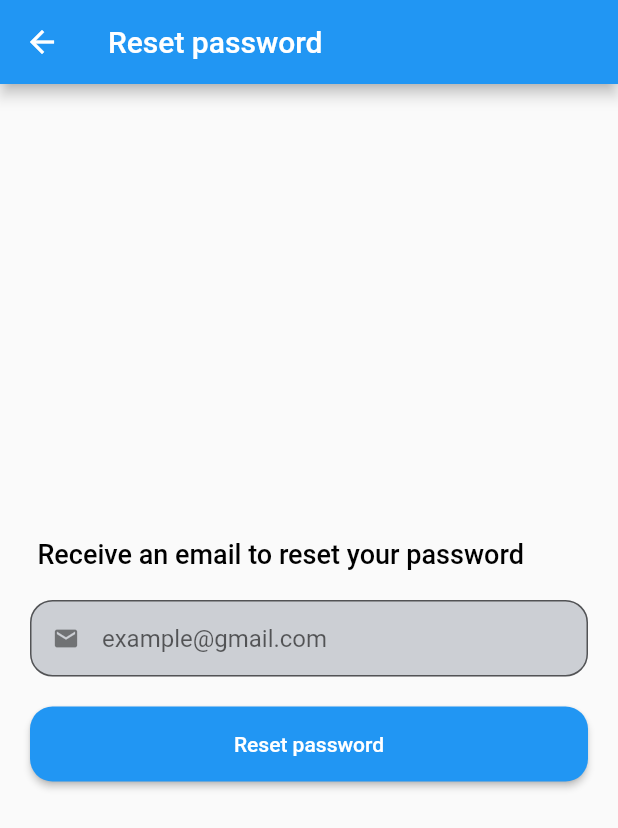
After one commit to yeslyamr/food-app, a Flutter app: the screen it shows after launch, after a tap on "Forgot password?", on a phone screen of 412 x 824 dp. The commit adds this screen. Shown: the top 828 px of the screen. Run offline on Flutter 3.47's test engine with Material 2 defaults, Android fonts, the phone set to English and light mode, and no system bars; our stand-ins replace firebase_auth, firebase_core, flutter_mobx, mobx; accounts and stored records are empty; generated files the repository leaves out were written again.

Commit message:
Added reset password

```diff
--- /dev/null
+++ b/lib/application/pages/auth/password_reset_page.dart
@@ -0,0 +1,138 @@
+import 'package:firebase_auth/firebase_auth.dart';
+import 'package:flutter/material.dart';
+import 'package:provider/provider.dart';
+import 'package:recipe_app/application/stores/auth/auth_store.dart';
+import 'package:recipe_app/core/Utils.dart';
+
+class PasswordResetPage extends StatefulWidget {
+  const PasswordResetPage({Key? key}) : super(key: key);
+
+  @override
+  State<PasswordResetPage> createState() => _PasswordResetPageState();
+}
+
+class _PasswordResetPageState extends State<PasswordResetPage> {
+  final _controller = TextEditingController();
+
+  @override
+  Widget build(BuildContext context) {
+    final authStore = Provider.of<AuthStore>(context);
+
+    return Scaffold(
+      appBar: AppBar(
+        title: const Text('Reset password'),
+      ),
+      body: Column(
+        mainAxisAlignment: MainAxisAlignment.center,
+        children: [
+          Column(
+            crossAxisAlignment: CrossAxisAlignment.start,
+            children: [
+              const Padding(
+                padding: EdgeInsets.only(left: 25.0, right: 20, bottom: 10),
+                child: Text(
+                  'Receive an email to reset your password',
+                  style: TextStyle(
+                      color: Colors.black,
+                      fontSize: 18,
+                      fontWeight: FontWeight.w500),
+                ),
+              ),
+              const SizedBox(height: 10),
+              _EmailAddressTextField(controller: _controller),
+              const SizedBox(height: 20),
+              _ResetPasswordButton(
+                  authStore: authStore,
+                  controller: _controller,
+                  mounted: mounted)
+            ],
+          )
+        ],
+      ),
+    );
+  }
+}
+
+class _ResetPasswordButton extends StatelessWidget {
+  const _ResetPasswordButton({
+    Key? key,
+    required this.authStore,
+    required TextEditingController controller,
+    required this.mounted,
+  })  : _controller = controller,
+        super(key: key);
+
+  final AuthStore authStore;
+  final TextEditingController _controller;
+  final bool mounted;
+
+  @override
+  Widget build(BuildContext context) {
+    return Padding(
+      padding: const EdgeInsets.only(left: 20.0, right: 20),
+      child: ElevatedButton(
+        style: ButtonStyle(
+          shape: MaterialStateProperty.all(RoundedRectangleBorder(
+            borderRadius: BorderRadius.circular(15.0),
+          )),
+          minimumSize:
+              MaterialStateProperty.all(const Size(double.infinity, 50)),
+        ),
+        onPressed: () async {
+          bool isSend = true;
+          try {
+            await authStore.resetPassword(
+                email: _controller.text.trim().toLowerCase());
+          } on FirebaseAuthException catch (e) {
+            isSend = false;
+            Utils.showSnackBar(e.message, backgroundColor: Colors.red);
+          }
+          if (!mounted) return;
+          if (isSend) {
+            Utils.showSnackBar('Password reset email sent',
+                backgroundColor: Colors.green);
+            Navigator.of(context).pop();
+          }
+        },
+        child: const Text("Reset password"),
+      ),
+    );
+  }
+}
+
+class _EmailAddressTextField extends StatelessWidget {
+  const _EmailAddressTextField({
+    Key? key,
+    required TextEditingController controller,
+  })  : _controller = controller,
+        super(key: key);
+
+  final TextEditingController _controller;
+
+  @override
+  Widget build(BuildContext context) {
+    return Padding(
+      padding: const EdgeInsets.symmetric(horizontal: 20.0),
+      child: TextFormField(
+          validator: (email) {
+            const emailRegExp =
+                r"""^[a-zA-Z0-9.a-zA-Z0-9.!#$%&'*+-/=?^_`{|}~]+@[a-zA-Z0-9]+\.[a-zA-Z]+""";
+            return RegExp(emailRegExp).hasMatch(email ?? '')
+                ? null
+                : 'Email address is invalid';
+          },
+          autovalidateMode: AutovalidateMode.onUserInteraction,
+          controller: _controller,
+          keyboardType: TextInputType.emailAddress,
+          decoration: InputDecoration(
+              prefixIcon: const Icon(Icons.email),
+              filled: true,
+              fillColor: const Color(0xFF9FA4AF).withOpacity(0.5),
+              hintText: 'example@gmail.com',
+              // errorText: , //formStore.error.email,
+              isDense: true,
+              border:
+                  OutlineInputBorder(borderRadius: BorderRadius.circular(15)))),
+    );
+  }
+}
--- a/lib/application/pages/auth/sign_in_page.dart
+++ b/lib/application/pages/auth/sign_in_page.dart
@@ -2,6 +2,7 @@ import 'package:flutter/gestures.dart';
 import 'package:flutter/material.dart';
 import 'package:flutter_mobx/flutter_mobx.dart';
 import 'package:provider/provider.dart';
+import 'package:recipe_app/application/pages/auth/password_reset_page.dart';
 import 'package:recipe_app/application/stores/auth/auth_store.dart';
 import 'package:recipe_app/application/stores/auth/sign_in_form.dart/sign_in_form_store.dart';
 
@@ -38,7 +39,6 @@ class _SignInPageState extends State<SignInPage> {
       body: SafeArea(
         child: SingleChildScrollView(
             child: Column(
-          mainAxisAlignment: MainAxisAlignment.center,
           children: [
             Padding(
               padding: const EdgeInsets.only(top: 75.0),
@@ -51,7 +51,21 @@ class _SignInPageState extends State<SignInPage> {
             _EmailTextField(formStore: formStore),
             const SizedBox(height: 10),
             PasswordTextField(formStore: formStore),
-            const SizedBox(height: 30),
+            Padding(
+              padding: const EdgeInsets.symmetric(horizontal: 20.0),
+              child: Row(
+                mainAxisAlignment: MainAxisAlignment.end,
+                children: [
+                  TextButton(
+                      onPressed: () {
+                        Navigator.of(context).push(MaterialPageRoute(
+                            builder: (context) => const PasswordResetPage()));
+                      },
+                      child: const Text('Forgot password?')),
+                ],
+              ),
+            ),
+            const SizedBox(height: 20),
             _SignInButton(formStore: formStore, authStore: authStore),
             const SizedBox(height: 20),
             _NavigateToSignUpPageButton(widget: widget),
--- a/lib/application/stores/auth/auth_store.dart
+++ b/lib/application/stores/auth/auth_store.dart
@@ -18,12 +18,24 @@ abstract class _AuthStore with Store {
 
   Future<void> signInWithEmailAndPassword(
       {required String email, required String password}) async {
-    await authService.signInWithEmailAndPassword(email: email, password: password);
+    await authService.signInWithEmailAndPassword(
+        email: email, password: password);
   }
 
   Future<void> signUpWithEmailAndPassword(
-      {required String email, required String password, required String username}) async {
-    await authService.signUpWithEmailAndPassword(email: email, password: password, username: username);
+      {required String email,
+      required String password,
+      required String username}) async {
+    await authService.signUpWithEmailAndPassword(
+        email: email, password: password, username: username);
+  }
+
+  Future<void> resetPassword({required String email}) async {
+    try {
+      await authService.resetPassword(email: email);
+    } on FirebaseAuthException {
+      rethrow;
+    }
   }
 
   Future<void> signOut() async {
--- a/lib/core/Utils.dart
+++ b/lib/core/Utils.dart
@@ -4,8 +4,9 @@ class Utils {
   static GlobalKey<ScaffoldMessengerState> messengerKey =
       GlobalKey<ScaffoldMessengerState>();
 
-  static showSnackBar(String? text) {
+  static showSnackBar(String? text, {Color? backgroundColor}) {
     final snackBar = SnackBar(
+      backgroundColor: backgroundColor,
       content: Text(text ?? 'Some unknown error'),
     );
 
--- a/lib/domain/services/authentication_service.dart
+++ b/lib/domain/services/authentication_service.dart
@@ -13,6 +13,8 @@ abstract class AuthenticationService {
       required String username});
 
   Future<void> signOut();
+
+  Future<void> resetPassword({required String email});
 }
 
 class FirebaseAuthenticationService implements AuthenticationService {
@@ -43,9 +45,10 @@ class FirebaseAuthenticationService implements AuthenticationService {
     try {
       await _firebaseAuth.createUserWithEmailAndPassword(
           email: email, password: password);
+      //todo: asdf
       await _firebaseAuth.currentUser?.updateDisplayName(username);
     } on FirebaseAuthException catch (e) {
-      Utils.showSnackBar('${e.message} + ${e.code}');
+      Utils.showSnackBar(e.message);
     }
   }
 
@@ -54,7 +57,12 @@ class FirebaseAuthenticationService implements AuthenticationService {
     await _firebaseAuth.signOut();
   }
 
-  // Future<String> signInWithGoogle() {
-  //
-  // }
+  @override
+  Future<void> resetPassword({required String email}) async {
+    try {
+      await _firebaseAuth.sendPasswordResetEmail(email: email);
+    } on FirebaseAuthException {
+      rethrow;
+    }
+  }
 }
```
